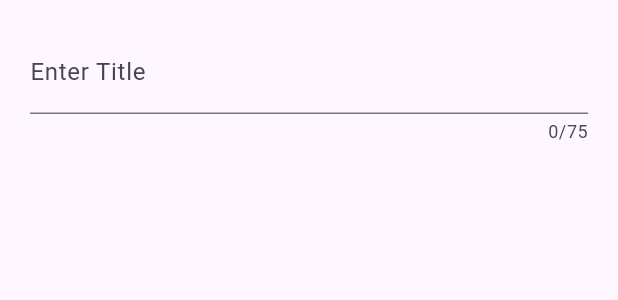
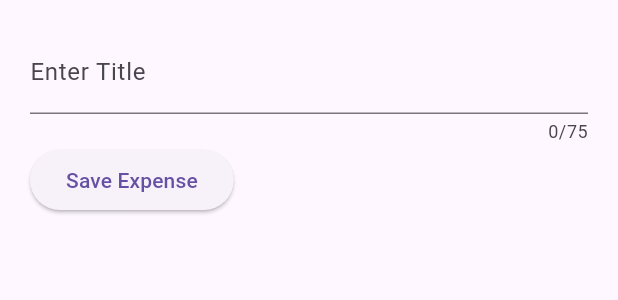
Before and after one commit to AsmaaJAH/FlutterDartUdemyCourseApp_TheCompleteGuide2023Edition, a Flutter app: the NewExpense widget shown alone on an empty page, opened directly, on a phone screen of 412 x 824 dp. Shown: the top 300 px of the screen. Run offline on Flutter 3.47's test engine with Material 2 defaults, Android fonts, the phone set to English and light mode, and no system bars; our stand-ins replace google_fonts.

Commit message:
save TextField input

```diff
--- a/lib/section5_expense_tracker_app/widgets/new_expense.dart
+++ b/lib/section5_expense_tracker_app/widgets/new_expense.dart
@@ -9,18 +9,34 @@ class NewExpense extends StatefulWidget {
 }
 
 class _NewExpenseState extends State<NewExpense> {
+  var _enteredTitle = "";
+  void _saveTitleInput(String inputValue){
+    _enteredTitle=inputValue;
+
+  }
   @override
   Widget build(context) {
-    return const Padding(
-      padding: EdgeInsets.all(20),
+    return Padding(
+      padding: const EdgeInsets.all(20),
       child: Column(
         children: [
           TextField(
+            onChanged: _saveTitleInput,
             maxLength: 75,
             keyboardType: TextInputType.text,
-            decoration: InputDecoration(
+            decoration: const InputDecoration(
               label: Text("Enter Title"),
             ),
+          ),
+           Row(
+            children: [
+              ElevatedButton(
+                onPressed: () {
+                  print(_enteredTitle);
+                },
+                child: const Text('Save Expense'),
+              ),
+            ],
           ),
         ],
       ),
```
